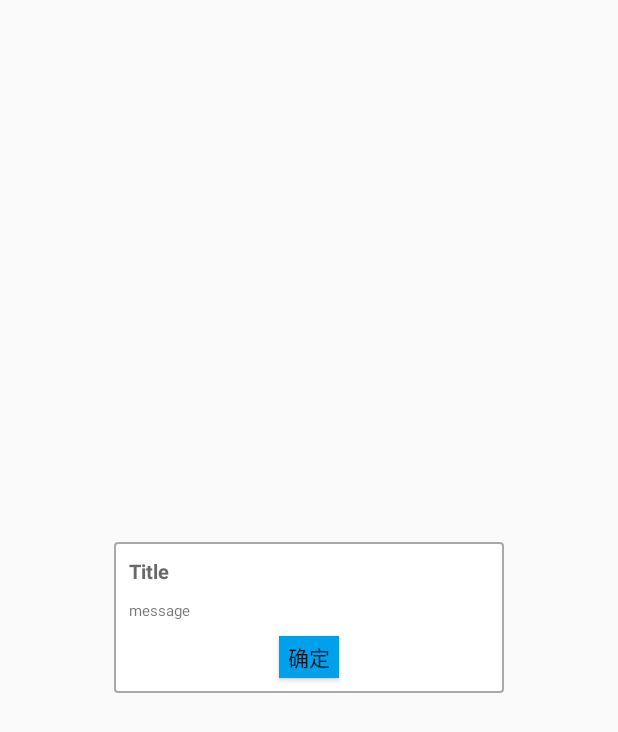
After one commit to MoeRookie/LiQunALiFacePay, an Android app: the layout dialog_warn.xml on its own in the app's theme, with its tools: preview values and no code run, on a phone screen of 412 x 824 dp. The commit adds this screen. Shown: the top 732 px of the screen. Run offline under Robolectric (Android 15) with nearby library versions, the phone set to English and light mode, and no system bars.

Commit message:
添加自定义警告类的对话框并整合逻辑

```diff
--- a/app/src/main/java/com/liqun/www/liqunalifacepay/ui/view/GlobalDialog.java
+++ b/app/src/main/java/com/liqun/www/liqunalifacepay/ui/view/GlobalDialog.java
@@ -105,7 +105,7 @@ public class GlobalDialog extends Dialog {
             @Override
             public void onClick(View v) {
                 if (onYesClickListener != null) {
-                    onYesClickListener.onYesClick();
+                    onYesClickListener.onYesClicked();
                 }
             }
         });
@@ -137,7 +137,7 @@ public class GlobalDialog extends Dialog {
     }
     /** 设置确定按钮被点击的接口 */
     public interface OnYesClickListener {
-        void onYesClick();
+        void onYesClicked();
     }
     /** 设置取消按钮被点击的接口 */
     public interface OnNoClickListener {
--- /dev/null
+++ b/app/src/main/res/layout/dialog_warn.xml
@@ -0,0 +1,43 @@
+<?xml version="1.0" encoding="utf-8"?>
+<RelativeLayout xmlns:android="http://schemas.android.com/apk/res/android"
+    android:layout_width="match_parent"
+    android:layout_height="match_parent"
+    android:background="#11ffffff">
+    <LinearLayout
+        android:layout_width="260dp"
+        android:layout_height="wrap_content"
+        android:layout_centerInParent="true"
+        android:background="@drawable/shape_bg_dialog_global"
+        android:orientation="vertical">
+        <TextView
+            android:layout_width="wrap_content"
+            android:layout_height="wrap_content"
+            android:layout_margin="10dp"
+            android:text="Title"
+            android:textColor="@color/dimgray"
+            android:textSize="13sp"
+            android:textStyle="bold" />
+        <TextView
+            android:id="@+id/tv_message"
+            android:layout_width="wrap_content"
+            android:layout_height="wrap_content"
+            android:layout_marginLeft="10dp"
+            android:textSize="10sp"
+            android:text="message" />
+        <Button
+            android:id="@+id/btn_confirm"
+            android:layout_marginTop="10dp"
+            android:layout_marginBottom="10dp"
+            android:layout_width="wrap_content"
+            android:layout_height="wrap_content"
+            android:layout_gravity="center_horizontal"
+            android:background="@color/bg_title_bar"
+            android:minWidth="0dp"
+            android:minHeight="0dp"
+            android:paddingLeft="6dp"
+            android:paddingTop="3dp"
+            android:paddingRight="6dp"
+            android:paddingBottom="3dp"
+            android:text="@string/sure"/>
+    </LinearLayout>
+</RelativeLayout>
```
Also changed, not shown: app/src/main/java/com/liqun/www/liqunalifacepay/ui/activity/DayEndActivity.java (+51 -11 lines), app/src/main/java/com/liqun/www/liqunalifacepay/ui/view/WarnDialog.java (added, +74 -0 lines).
